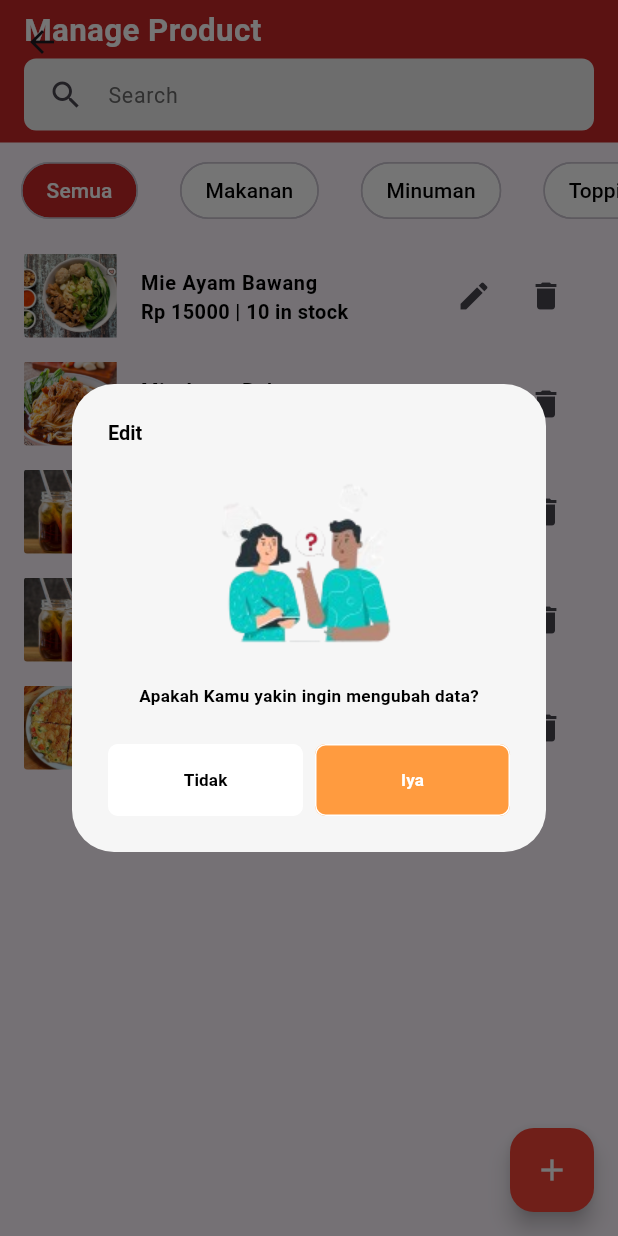
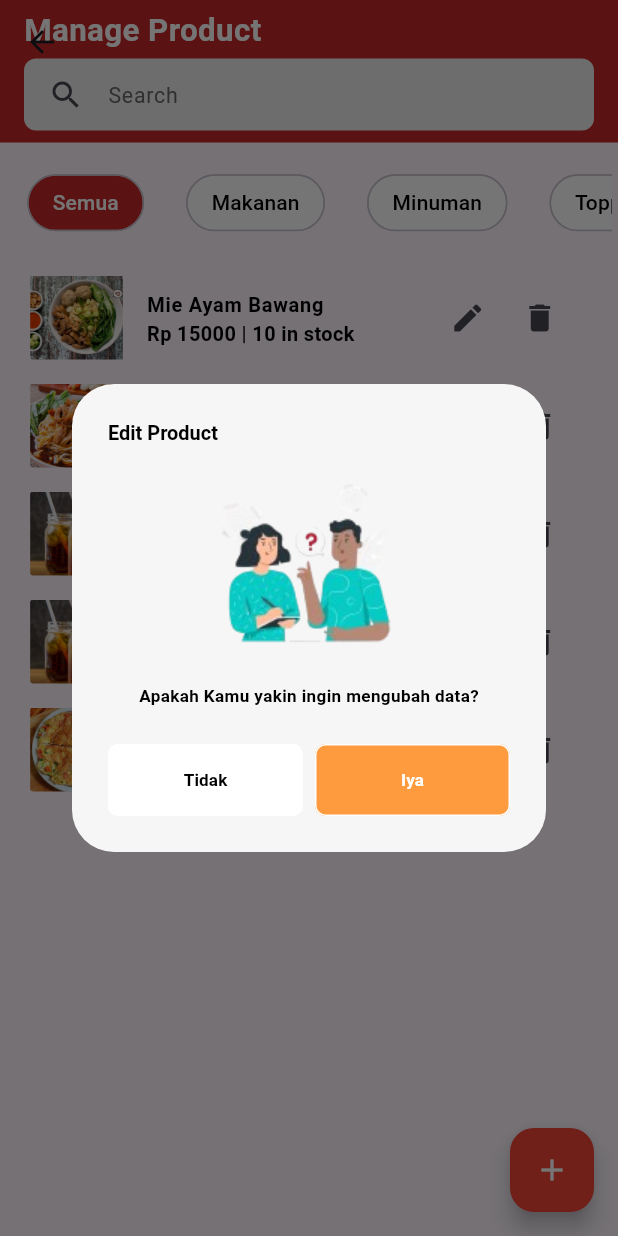
Before and after one commit to Shade2012/warmindo_admin_ui, a Flutter app: the ProductPage screen opened by its route, after a tap on the "edit" icon, on a phone screen of 412 x 824 dp. Run offline on Flutter 3.47's test engine with Material 3 defaults, Android fonts, the phone set to English and light mode, and no system bars; our stand-ins replace flutter_svg, get, google_fonts; Roboto replaces fonts that are missing (Oxygen).

Commit message:
style: [AF] add mediaquery product-page

```diff
--- a/lib/pages/product_page/view/product_page.dart
+++ b/lib/pages/product_page/view/product_page.dart
@@ -37,20 +37,23 @@ class _ProductPageState extends State<ProductPage> {
   @override
   Widget build(BuildContext context) {
     // Mendapatkan ukuran layar
+    final screenWidth = MediaQuery.of(context).size.width;
     final screenHeight = MediaQuery.of(context).size.height;
-    final screenWidth = MediaQuery.of(context).size.width;
     return Scaffold(
       appBar: CustomAppBar(
         title: 'Manage Product',
       ),
-      body: Column(
+      body: Padding(
+        padding: EdgeInsets.symmetric(
+            horizontal: screenWidth * 0.01, vertical: screenHeight * 0.01),
+        child: Column(
           children: [
             CategoryWidget(
               onCategorySelected: (selectedCategory) {
                 filterProducts(selectedCategory);
               },
             ),
-          SizedBox(height: 10),
+            SizedBox(height: screenHeight * 0.02),
             Expanded(
               child: ListView.builder(
                 itemCount: filteredProducts.length,
@@ -89,7 +92,7 @@ class _ProductPageState extends State<ProductPage> {
                               context: context,
                               builder: (BuildContext context) {
                                 return ReusableDialog(
-                                title: "Edit",
+                                  title: "Edit Product",
                                   content:
                                       "Apakah Kamu yakin ingin mengubah data?",
                                   cancelText: "Tidak",
@@ -98,8 +101,7 @@ class _ProductPageState extends State<ProductPage> {
                                     Navigator.of(context).pop();
                                   },
                                   onConfirmPressed: () {
-                                  Navigator.of(context).pop();
-                                  Get.toNamed(Routes.LOGIN_PAGE);
+                                    Get.toNamed(Routes.EDIT_PRODUCT_PAGE);
                                   },
                                   cancelButtonColor:
                                       ColorResources.primaryColorLight,
@@ -127,11 +129,12 @@ class _ProductPageState extends State<ProductPage> {
                                   },
                                   onConfirmPressed: () {
                                     Navigator.of(context).pop();
-                                  Get.toNamed(Routes.LOGIN_PAGE);
+                                    // Get.toNamed(Routes.LOGIN_PAGE);
                                   },
                                   cancelButtonColor:
                                       ColorResources.primaryColorLight,
-                                confirmButtonColor: ColorResources.buttondelete,
+                                  confirmButtonColor:
+                                      ColorResources.buttondelete,
                                   dialogImage: Image.asset(Images.askDialog),
                                 );
                               },
@@ -146,6 +149,7 @@ class _ProductPageState extends State<ProductPage> {
             ),
           ],
         ),
+      ),
       floatingActionButton: FloatingActionButton(
         onPressed: () {
           showDialog(
@@ -155,13 +159,12 @@ class _ProductPageState extends State<ProductPage> {
                 title: "Add Product",
                 content: "Apakah Kamu yakin ingin menambah data?",
                 cancelText: "Tidak",
-                confirmText: "Iya" ,
+                confirmText: "Iya",
                 onCancelPressed: () {
                   Navigator.of(context).pop();
                 },
                 onConfirmPressed: () {
-                  Navigator.of(context).pop();
-                  Get.toNamed(Routes.LOGIN_PAGE);
+                  Get.toNamed(Routes.ADD_PRODUCT_PAGE);
                 },
                 cancelButtonColor: ColorResources.primaryColorLight,
                 confirmButtonColor: ColorResources.buttonadd,
```
Lines whose indentation alone changed are shown as unchanged.
